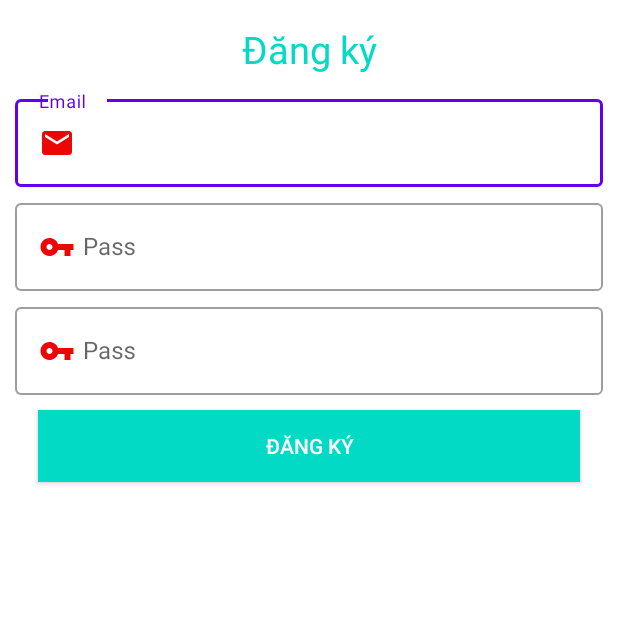
After one commit to Nguyenvsang/AppBanDoChoi, an Android app: the DangKyActivity screen opened directly, with no data from a screen before it, on a phone screen of 412 x 824 dp, the top half of it. The commit adds this screen. Run offline under Robolectric (Android 15) with nearby library versions, the phone set to English and light mode, and no system bars.

Commit message:
cập nhật giao diện đăng nhập và đăng ký xong
Hoàn thành

```diff
--- /dev/null
+++ b/app/src/main/java/com/example/appbandochoi/activity/DangKyActivity.java
@@ -0,0 +1,16 @@
+package com.example.appbandochoi.activity;
+
+import androidx.appcompat.app.AppCompatActivity;
+
+import android.os.Bundle;
+
+import com.example.appbandochoi.R;
+
+public class DangKyActivity extends AppCompatActivity {
+
+    @Override
+    protected void onCreate(Bundle savedInstanceState) {
+        super.onCreate(savedInstanceState);
+        setContentView(R.layout.activity_dang_ky);
+    }
+}
--- /dev/null
+++ b/app/src/main/res/drawable/ic_baseline_vpn_key_24.xml
@@ -0,0 +1,5 @@
+<vector android:height="24dp" android:tint="#EC0707"
+    android:viewportHeight="24" android:viewportWidth="24"
+    android:width="24dp" xmlns:android="http://schemas.android.com/apk/res/android">
+    <path android:fillColor="@android:color/white" android:pathData="M12.65,10C11.83,7.67 9.61,6 7,6c-3.31,0 -6,2.69 -6,6s2.69,6 6,6c2.61,0 4.83,-1.67 5.65,-4H17v4h4v-4h2v-4H12.65zM7,14c-1.1,0 -2,-0.9 -2,-2s0.9,-2 2,-2 2,0.9 2,2 -0.9,2 -2,2z"/>
+</vector>
--- /dev/null
+++ b/app/src/main/res/layout/activity_dang_ky.xml
@@ -0,0 +1,89 @@
+<?xml version="1.0" encoding="utf-8"?>
+<androidx.constraintlayout.widget.ConstraintLayout xmlns:android="http://schemas.android.com/apk/res/android"
+    xmlns:app="http://schemas.android.com/apk/res-auto"
+    xmlns:tools="http://schemas.android.com/tools"
+    android:layout_width="match_parent"
+    android:layout_height="match_parent"
+    tools:context=".activity.DangKyActivity">
+
+    <TextView
+        android:id="@+id/txtdangnhap"
+        app:layout_constraintTop_toTopOf="parent"
+        android:text="Đăng ký"
+        android:textSize="25sp"
+        android:textColor="@color/colortext"
+        android:gravity="center"
+        android:layout_marginTop="10dp"
+        android:padding="5dp"
+        android:layout_width="match_parent"
+        android:layout_height="wrap_content"/>
+    <com.google.android.material.textfield.TextInputLayout
+        app:layout_constraintTop_toBottomOf="@id/txtdangnhap"
+        android:layout_marginTop="5dp"
+        android:id="@+id/line1"
+        style="@style/Widget.MaterialComponents.TextInputLayout.OutlinedBox"
+        android:layout_width="match_parent"
+        android:layout_height="wrap_content">
+        <com.google.android.material.textfield.TextInputEditText
+            android:hint="Email"
+            android:inputType="textEmailAddress"
+            android:layout_marginLeft="10dp"
+            android:layout_marginRight="10dp"
+            android:drawableLeft="@drawable/ic_email"
+            android:drawablePadding="5dp"
+            android:layout_width="match_parent"
+            android:layout_height="wrap_content"/>
+
+    </com.google.android.material.textfield.TextInputLayout>
+
+    <com.google.android.material.textfield.TextInputLayout
+        app:layout_constraintTop_toBottomOf="@id/line1"
+        android:layout_marginTop="5dp"
+        android:id="@+id/line2"
+        style="@style/Widget.MaterialComponents.TextInputLayout.OutlinedBox"
+        android:layout_width="match_parent"
+        android:layout_height="wrap_content">
+        <com.google.android.material.textfield.TextInputEditText
+            android:hint="Pass"
+            android:layout_marginLeft="10dp"
+            android:layout_marginRight="10dp"
+            android:inputType="textPassword"
+            android:drawableLeft="@drawable/ic_baseline_vpn_key_24"
+            android:drawablePadding="5dp"
+            android:layout_width="match_parent"
+            android:layout_height="wrap_content"/>
+
+    </com.google.android.material.textfield.TextInputLayout>
+
+    <com.google.android.material.textfield.TextInputLayout
+        app:layout_constraintTop_toBottomOf="@id/line2"
+        android:layout_marginTop="5dp"
+        android:id="@+id/line3"
+        style="@style/Widget.MaterialComponents.TextInputLayout.OutlinedBox"
+        android:layout_width="match_parent"
+        android:layout_height="wrap_content">
+        <com.google.android.material.textfield.TextInputEditText
+            android:hint="Pass"
+            android:layout_marginLeft="10dp"
+            android:layout_marginRight="10dp"
+            android:inputType="textPassword"
+            android:drawableLeft="@drawable/ic_baseline_vpn_key_24"
+            android:drawablePadding="5dp"
+            android:layout_width="match_parent"
+            android:layout_height="wrap_content"/>
+
+    </com.google.android.material.textfield.TextInputLayout>
+
+    <androidx.appcompat.widget.AppCompatButton
+        android:id="@+id/btndangky"
+        app:layout_constraintTop_toBottomOf="@+id/line3"
+        android:background="@color/colortext"
+        android:layout_marginRight="25dp"
+        android:layout_marginLeft="25dp"
+        android:layout_marginTop="10dp"
+        android:text="Đăng ký"
+        android:textColor="@android:color/white"
+        android:layout_width="match_parent"
+        android:layout_height="wrap_content"/>
+
+</androidx.constraintlayout.widget.ConstraintLayout>
--- a/app/src/main/res/values/colors.xml
+++ b/app/src/main/res/values/colors.xml
@@ -11,4 +11,6 @@
     <color name="red">#FF0000</color>
     <color name="yellow">#FFFF00</color>
     <color name="green">#00FF00</color>
+
+    <color name="colortext">#FF03DAC5</color>
 </resources>
--- a/app/src/main/res/values/strings.xml
+++ b/app/src/main/res/values/strings.xml
@@ -1,3 +1,4 @@
 <resources>
     <string name="app_name">AppBanDoChoi</string>
+    <string name="ng_nh_p">Đăng nhập</string>
 </resources>
```
Also changed, not shown: app/src/main/AndroidManifest.xml (+8 -2 lines), app/src/main/java/com/example/appbandochoi/activity/DangNhapActivity.java (added, +16 -0 lines), app/src/main/res/layout/activity_dang_nhap.xml (added, +93 -0 lines).
